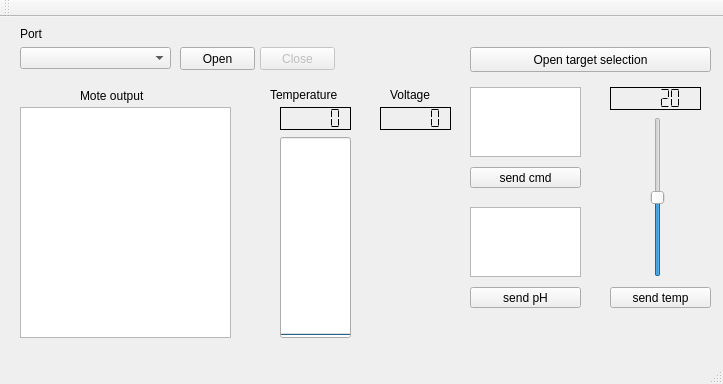
Old version of the form gui/mainwindow.ui in the repository heat1q/plant.io.
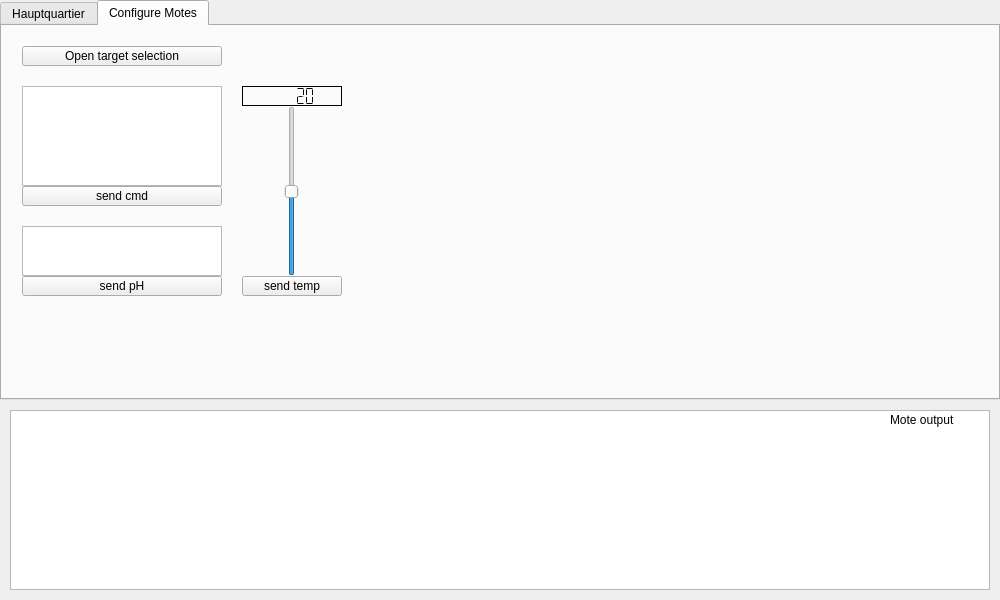
New version of the form.

Commit message: Added Tabs In GUI and alligned every box and button for some reason xd getting hungry

The edit to the form file:
```diff
--- a/gui/mainwindow.ui
+++ b/gui/mainwindow.ui
@@ -6,118 +6,47 @@
    <rect>
     <x>0</x>
     <y>0</y>
-    <width>723</width>
-    <height>384</height>
+    <width>1000</width>
+    <height>600</height>
    </rect>
   </property>
   <property name="windowTitle">
    <string>MainWindow</string>
   </property>
   <widget class="QWidget" name="centralWidget">
-   <widget class="QTextEdit" name="textEdit_Status">
-    <property name="enabled">
-     <bool>true</bool>
-    </property>
+   <widget class="QTabWidget" name="tabWidget">
     <property name="geometry">
      <rect>
-      <x>20</x>
-      <y>90</y>
-      <width>211</width>
-      <height>231</height>
+      <x>0</x>
+      <y>0</y>
+      <width>1000</width>
+      <height>400</height>
      </rect>
     </property>
-   </widget>
+    <property name="currentIndex">
+     <number>1</number>
+    </property>
+    <widget class="QWidget" name="tab1">
+     <attribute name="title">
+      <string>Hauptquartier</string>
+     </attribute>
    <widget class="QComboBox" name="comboBox_Interface">
     <property name="geometry">
      <rect>
       <x>20</x>
-      <y>30</y>
-      <width>151</width>
-      <height>22</height>
+        <y>20</y>
+        <width>200</width>
+        <height>20</height>
      </rect>
     </property>
    </widget>
-   <widget class="QLabel" name="label">
-    <property name="geometry">
-     <rect>
-      <x>20</x>
-      <y>10</y>
-      <width>46</width>
-      <height>13</height>
-     </rect>
-    </property>
-    <property name="text">
-     <string>Port</string>
-    </property>
-   </widget>
-   <widget class="QPushButton" name="pushButton_open">
-    <property name="geometry">
-     <rect>
-      <x>180</x>
-      <y>30</y>
-      <width>75</width>
-      <height>23</height>
-     </rect>
-    </property>
-    <property name="text">
-     <string>Open</string>
-    </property>
-   </widget>
-   <widget class="QPushButton" name="pushButton_close">
-    <property name="enabled">
-     <bool>false</bool>
-    </property>
-    <property name="geometry">
-     <rect>
-      <x>260</x>
-      <y>30</y>
-      <width>75</width>
-      <height>23</height>
-     </rect>
-    </property>
-    <property name="text">
-     <string>Close</string>
-    </property>
-   </widget>
-   <widget class="QLCDNumber" name="lcdNumber_light">
-    <property name="geometry">
-     <rect>
-      <x>280</x>
-      <y>90</y>
-      <width>71</width>
-      <height>23</height>
-     </rect>
-    </property>
-    <property name="frameShape">
-     <enum>QFrame::Box</enum>
-    </property>
-    <property name="frameShadow">
-     <enum>QFrame::Plain</enum>
-    </property>
-    <property name="segmentStyle">
-     <enum>QLCDNumber::Flat</enum>
-    </property>
-   </widget>
-   <widget class="QLabel" name="label_light">
-    <property name="geometry">
-     <rect>
-      <x>270</x>
-      <y>70</y>
-      <width>101</width>
-      <height>16</height>
-     </rect>
-    </property>
-    <property name="text">
-     <string>Temperature</string>
-    </property>
-   </widget>
    <widget class="QProgressBar" name="progressBar_light">
     <property name="geometry">
      <rect>
-      <x>280</x>
-      <y>120</y>
-      <width>71</width>
-      <height>201</height>
+        <x>550</x>
+        <y>80</y>
+        <width>100</width>
+        <height>200</height>
      </rect>
     </property>
     <property name="maximum">
@@ -136,26 +65,13 @@
      <bool>false</bool>
     </property>
    </widget>
-   <widget class="QLabel" name="label_2">
-    <property name="geometry">
-     <rect>
-      <x>80</x>
-      <y>70</y>
-      <width>101</width>
-      <height>17</height>
-     </rect>
-    </property>
-    <property name="text">
-     <string>Mote output</string>
-    </property>
-   </widget>
    <widget class="QLCDNumber" name="lcdNumber_voltage">
     <property name="geometry">
      <rect>
-      <x>380</x>
-      <y>90</y>
-      <width>71</width>
-      <height>23</height>
+        <x>700</x>
+        <y>20</y>
+        <width>100</width>
+        <height>20</height>
      </rect>
     </property>
     <property name="frameShape">
@@ -168,26 +84,154 @@
      <enum>QLCDNumber::Flat</enum>
     </property>
    </widget>
-   <widget class="QLabel" name="label_light_2">
+     <widget class="QLCDNumber" name="lcdNumber_light">
     <property name="geometry">
      <rect>
-      <x>390</x>
-      <y>70</y>
-      <width>61</width>
-      <height>16</height>
+        <x>550</x>
+        <y>20</y>
+        <width>100</width>
+        <height>20</height>
+       </rect>
+      </property>
+      <property name="frameShape">
+       <enum>QFrame::Box</enum>
+      </property>
+      <property name="frameShadow">
+       <enum>QFrame::Plain</enum>
+      </property>
+      <property name="segmentStyle">
+       <enum>QLCDNumber::Flat</enum>
+      </property>
+     </widget>
+     <widget class="QLabel" name="label_light">
+      <property name="geometry">
+       <rect>
+        <x>550</x>
+        <y>50</y>
+        <width>100</width>
+        <height>20</height>
+       </rect>
+      </property>
+      <property name="text">
+       <string>Temperature</string>
+      </property>
+     </widget>
+     <widget class="QLabel" name="label_volt">
+      <property name="geometry">
+       <rect>
+        <x>700</x>
+        <y>50</y>
+        <width>100</width>
+        <height>20</height>
      </rect>
     </property>
     <property name="text">
      <string>Voltage</string>
     </property>
    </widget>
+     <widget class="QPushButton" name="pushButton_open">
+      <property name="geometry">
+       <rect>
+        <x>240</x>
+        <y>20</y>
+        <width>100</width>
+        <height>20</height>
+       </rect>
+      </property>
+      <property name="text">
+       <string>Open</string>
+      </property>
+     </widget>
+     <widget class="QPushButton" name="pushButton_close">
+      <property name="enabled">
+       <bool>false</bool>
+      </property>
+      <property name="geometry">
+       <rect>
+        <x>360</x>
+        <y>20</y>
+        <width>100</width>
+        <height>20</height>
+       </rect>
+      </property>
+      <property name="text">
+       <string>Close</string>
+      </property>
+     </widget>
+    </widget>
+    <widget class="QWidget" name="tab2">
+     <attribute name="title">
+      <string>Configure Motes</string>
+     </attribute>
+     <widget class="QPushButton" name="pushButton">
+      <property name="geometry">
+       <rect>
+        <x>20</x>
+        <y>20</y>
+        <width>200</width>
+        <height>20</height>
+       </rect>
+      </property>
+      <property name="text">
+       <string>Open target selection</string>
+      </property>
+     </widget>
+     <widget class="QPlainTextEdit" name="plainTextEdit">
+      <property name="geometry">
+       <rect>
+        <x>20</x>
+        <y>60</y>
+        <width>200</width>
+        <height>100</height>
+       </rect>
+      </property>
+     </widget>
+     <widget class="QPushButton" name="pushButton_send">
+      <property name="geometry">
+       <rect>
+        <x>20</x>
+        <y>160</y>
+        <width>200</width>
+        <height>20</height>
+       </rect>
+      </property>
+      <property name="text">
+       <string>send cmd</string>
+      </property>
+     </widget>
+     <widget class="QPushButton" name="pushButton_send_threshold_ph">
+      <property name="geometry">
+       <rect>
+        <x>20</x>
+        <y>250</y>
+        <width>200</width>
+        <height>20</height>
+       </rect>
+      </property>
+      <property name="text">
+       <string>send pH</string>
+      </property>
+     </widget>
+     <widget class="QPushButton" name="pushButton_send_threshold_t">
+      <property name="geometry">
+       <rect>
+        <x>240</x>
+        <y>250</y>
+        <width>100</width>
+        <height>20</height>
+       </rect>
+      </property>
+      <property name="text">
+       <string>send temp</string>
+      </property>
+     </widget>
    <widget class="QSlider" name="verticalSlider">
     <property name="geometry">
      <rect>
-      <x>650</x>
-      <y>100</y>
-      <width>16</width>
-      <height>160</height>
+        <x>280</x>
+        <y>80</y>
+        <width>20</width>
+        <height>170</height>
      </rect>
     </property>
     <property name="minimum">
@@ -203,49 +247,13 @@
      <enum>Qt::Vertical</enum>
     </property>
    </widget>
-   <widget class="QPushButton" name="pushButton">
-    <property name="geometry">
-     <rect>
-      <x>470</x>
-      <y>30</y>
-      <width>241</width>
-      <height>25</height>
-     </rect>
-    </property>
-    <property name="text">
-     <string>Open target selection</string>
-    </property>
-   </widget>
-   <widget class="QPushButton" name="pushButton_send">
-    <property name="geometry">
-     <rect>
-      <x>470</x>
-      <y>150</y>
-      <width>111</width>
-      <height>21</height>
-     </rect>
-    </property>
-    <property name="text">
-     <string>send cmd</string>
-    </property>
-   </widget>
-   <widget class="QPlainTextEdit" name="plainTextEdit">
-    <property name="geometry">
-     <rect>
-      <x>470</x>
-      <y>70</y>
-      <width>111</width>
-      <height>70</height>
-     </rect>
-    </property>
-   </widget>
    <widget class="QLCDNumber" name="lcdNumber_slider">
     <property name="geometry">
      <rect>
-      <x>610</x>
-      <y>70</y>
-      <width>91</width>
-      <height>23</height>
+        <x>240</x>
+        <y>60</y>
+        <width>100</width>
+        <height>20</height>
      </rect>
     </property>
     <property name="frameShape">
@@ -261,61 +269,47 @@
      <number>20</number>
     </property>
    </widget>
-   <widget class="QPushButton" name="pushButton_send_threshold_t">
-    <property name="geometry">
-     <rect>
-      <x>610</x>
-      <y>270</y>
-      <width>101</width>
-      <height>21</height>
-     </rect>
-    </property>
-    <property name="text">
-     <string>send temp</string>
-    </property>
-   </widget>
-   <widget class="QPushButton" name="pushButton_send_threshold_ph">
-    <property name="geometry">
-     <rect>
-      <x>470</x>
-      <y>270</y>
-      <width>111</width>
-      <height>21</height>
-     </rect>
-    </property>
-    <property name="text">
-     <string>send pH</string>
-    </property>
-   </widget>
    <widget class="QPlainTextEdit" name="plainTextEdit_pH">
     <property name="geometry">
      <rect>
-      <x>470</x>
-      <y>190</y>
-      <width>111</width>
-      <height>70</height>
+        <x>20</x>
+        <y>200</y>
+        <width>200</width>
+        <height>50</height>
      </rect>
     </property>
    </widget>
   </widget>
-  <widget class="QToolBar" name="mainToolBar">
-   <attribute name="toolBarArea">
-    <enum>TopToolBarArea</enum>
-   </attribute>
-   <attribute name="toolBarBreak">
-    <bool>false</bool>
-   </attribute>
-  </widget>
-  <widget class="QStatusBar" name="statusBar"/>
-  <widget class="QMenuBar" name="menuBar">
+   </widget>
+   <widget class="QTextEdit" name="textEdit_Status">
+    <property name="enabled">
+     <bool>true</bool>
+    </property>
    <property name="geometry">
     <rect>
-     <x>0</x>
-     <y>0</y>
-     <width>723</width>
-     <height>22</height>
-    </rect>
-   </property>
+      <x>10</x>
+      <y>410</y>
+      <width>980</width>
+      <height>180</height>
+     </rect>
+    </property>
+   </widget>
+   <widget class="QLabel" name="label_2">
+    <property name="geometry">
+     <rect>
+      <x>890</x>
+      <y>410</y>
+      <width>100</width>
+      <height>20</height>
+     </rect>
+    </property>
+    <property name="frameShadow">
+     <enum>QFrame::Sunken</enum>
+    </property>
+    <property name="text">
+     <string>Mote output</string>
+    </property>
+   </widget>
   </widget>
  </widget>
  <layoutdefault spacing="6" margin="11"/>
```
Lines whose indentation alone changed are shown as unchanged. The commit also changes 4 other files.
